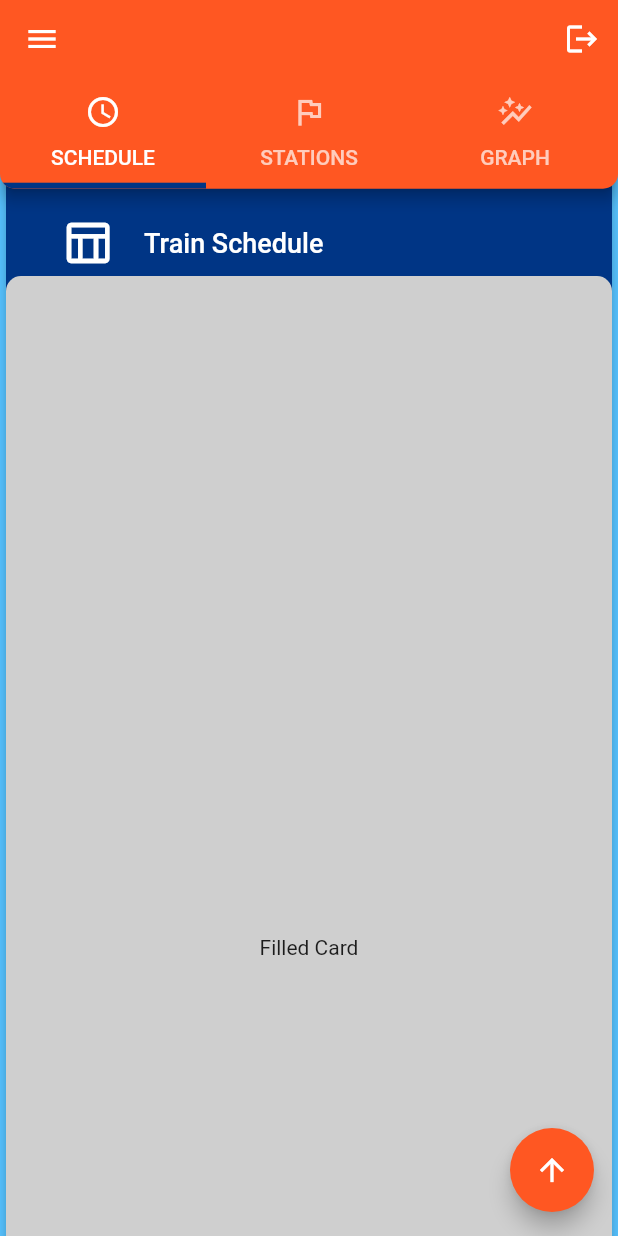
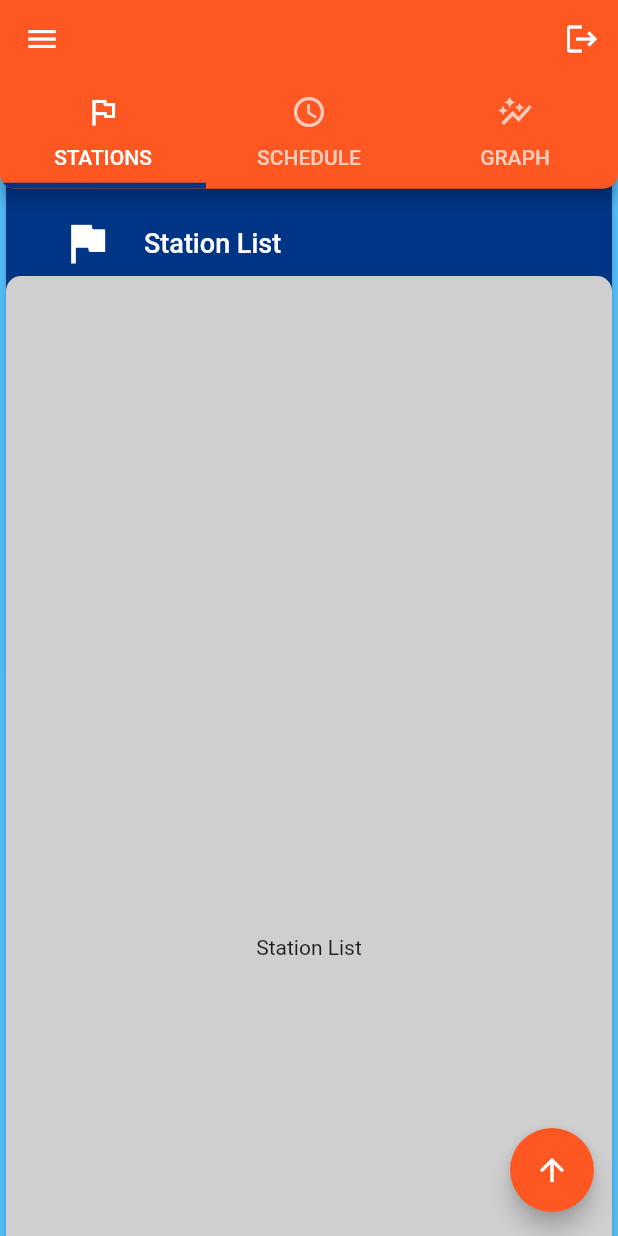
Before and after one commit to royyanwibisono/eltraingraph, a Flutter app: the IndexPage screen opened directly, on a phone screen of 412 x 824 dp. Run offline on Flutter 3.47's test engine with Material 2 defaults, Android fonts, the phone set to English and light mode, and no system bars; our stand-ins replace google_fonts; missing offline and left inert: dart:html.

Commit message:
for elsicom

```diff
--- a/lib/content_widget.dart
+++ b/lib/content_widget.dart
@@ -45,7 +45,7 @@ class ContentPageState extends State<ContentPage> {
       if (!isAnimate) {
         return MyStaDat.scrollState[widget.index] < 0.0
             ? _scrllcontroller.jumpTo(0.0)
-            : _scrllcontroller.position.maxScrollExtent! >=
+            : _scrllcontroller.position.maxScrollExtent >=
                     MyStaDat.scrollState[widget.index]
                 ? _scrllcontroller.jumpTo(MyStaDat.scrollState[widget.index])
                 : _scrllcontroller
@@ -55,7 +55,7 @@ class ContentPageState extends State<ContentPage> {
             ? _scrllcontroller.animateTo(0.0,
                 duration: Duration(milliseconds: aniDuration),
                 curve: Curves.fastOutSlowIn)
-            : _scrllcontroller.position.maxScrollExtent! >=
+            : _scrllcontroller.position.maxScrollExtent >=
                     MyStaDat.scrollState[widget.index]
                 ? _scrllcontroller.animateTo(MyStaDat.scrollState[widget.index],
                     duration: Duration(milliseconds: aniDuration),
@@ -140,7 +140,10 @@ class ContentPageState extends State<ContentPage> {
                         child: SizedBox(
                           width: panelWidth,
                           height: panelHeight - panelTitleHeight - 30,
-                          child: Center(child: Text('Filled Card')),
+                          child: widget.child ??
+                              const Center(
+                                child: Text("COntent"),
+                              ),
                         ),
                       ),
                     ),
--- a/lib/index_page.dart
+++ b/lib/index_page.dart
@@ -172,12 +172,12 @@ class _IndexPageState extends State<IndexPage> with TickerProviderStateMixin {
             : const BorderRadius.all(Radius.circular(10)),
         tabs: const <Widget>[
           Tab(
+            icon: Icon(Icons.flag_outlined),
+            text: "STATIONS",
+          ),
+          Tab(
             icon: Icon(Icons.schedule),
             text: "SCHEDULE",
-          ),
-          Tab(
-            icon: Icon(Icons.flag_outlined),
-            text: "STATIONS",
           ),
           Tab(
             icon: Icon(Icons.auto_graph),
@@ -189,16 +189,16 @@ class _IndexPageState extends State<IndexPage> with TickerProviderStateMixin {
   List<Widget> createTabsContent() {
     return <Widget>[
       ContentPage(
-        title: "Train Schedule",
-        iconData: Icons.table_chart_outlined,
-        child: Container(),
+        title: "Station List",
+        iconData: Icons.flag,
+        child: Center(child: Text("Station List")),
         index: 0,
         key: _myContentKeys[0],
       ),
       ContentPage(
-        title: "Station List",
-        iconData: Icons.flag,
-        child: Container(),
+        title: "Train Schedule",
+        iconData: Icons.table_chart_outlined,
+        child: Center(child: Text("Train Schedule")),
         index: 1,
         key: _myContentKeys[1],
       ),
--- a/lib/mystaticdata.dart
+++ b/lib/mystaticdata.dart
@@ -1,6 +1,4 @@
 // ignore_for_file: constant_identifier_names
-
-import 'dart:ffi';
 
 class MyStaDat {
   static const String APPTITLE = "EltrainGraph";
```
Also changed, not shown: lib/main.dart (+6 -2 lines), lib/rwfile.dart (added, +39 -0 lines), 2 other files.
